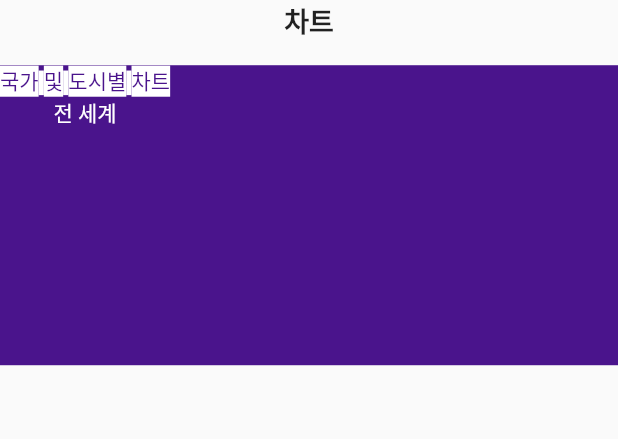
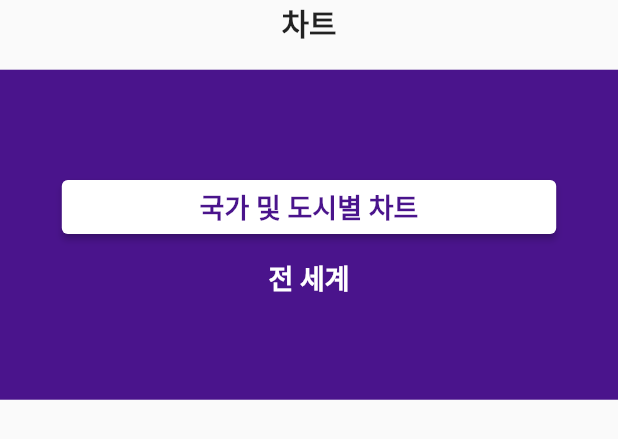
Before and after one commit to SoftyChoo/shazam, a Flutter app: the ThirdTab widget shown alone on an empty page, opened directly, on a phone screen of 412 x 824 dp. Shown: the top 439 px of the screen. Run offline on Flutter 3.47's test engine with Material 2 defaults, Android fonts, the phone set to English and light mode, and no system bars; network calls fail.

Commit message:
개발중

```diff
--- a/lib/main.dart
+++ b/lib/main.dart
@@ -297,28 +297,54 @@ class ThirdTab extends StatelessWidget {
           Text(
             "차트",
             style: TextStyle(
-              fontSize: 18,
+              fontSize: 20,
               fontWeight: FontWeight.bold,
             ),
           ),
           SizedBox(height: MediaQuery.of(context).size.height * 0.02),
           Stack(
+            alignment: Alignment.center,
             children: [
               Container(
                 width: double.infinity,
-                height: 200,
+                height: 220,
                 color: Colors.purple[900],
               ),
               Column(
                 children: [
-                  Text(
-                    "국가 및 도시별 차트",
-                    style: TextStyle(
-                      color: Colors.purple[900],
-                      backgroundColor: Colors.white,
+                  Container(
+                    //버튼 크기를 설정해주기 위해 컨테이너로 감싼다.
+                    width: MediaQuery.of(context).size.width * 0.8,
+                    child: ElevatedButton(
+                      onPressed: () {},
+                      style: ButtonStyle(
+                        backgroundColor:
+                            MaterialStateProperty.all(Colors.white),
+                      ),
+                      child: Text(
+                        "국가 및 도시별 차트",
+                        style: TextStyle(
+                          color: Colors.purple[900],
+                          fontWeight: FontWeight.bold,
+                          fontSize: 18,
+                        ),
+                      ),
                     ),
                   ),
-                  Text("전 세계", style: TextStyle(color: Colors.white)),
+                  SizedBox(
+                    height: 10,
+                  ),
+                  Text(
+                    "전 세계",
+                    style: TextStyle(
+                      color: Colors.white,
+                      fontWeight: FontWeight.bold,
+                      fontSize: 18,
+                    ),
+                  ),
+                  Row(
+                    children: [Column()],
+                  )
                 ],
               )
             ],
```
